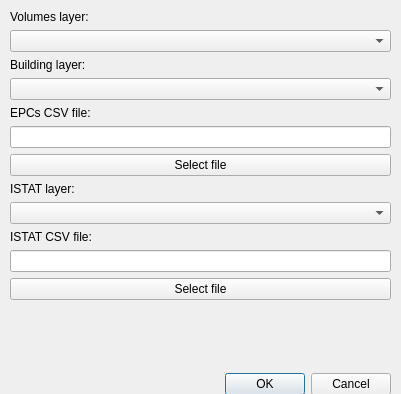
zanfire/qgis-utils, file gjko-plugin/dialogs/Ui_AssignClass.ui: the form before one commit.
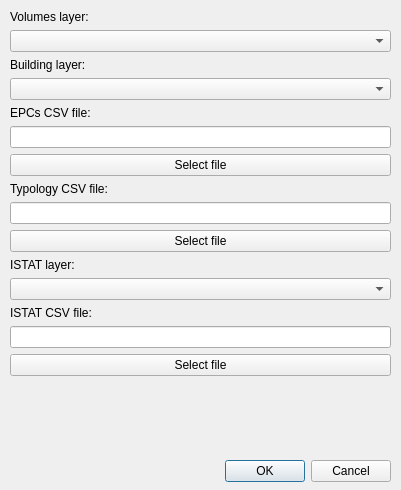
The form after the commit.

Commit message: Added processing for typology.

Diff of the .ui file:
```diff
--- a/gjko-plugin/dialogs/Ui_AssignClass.ui
+++ b/gjko-plugin/dialogs/Ui_AssignClass.ui
@@ -7,7 +7,7 @@
     <x>0</x>
     <y>0</y>
     <width>401</width>
-    <height>394</height>
+    <height>490</height>
    </rect>
   </property>
   <property name="sizePolicy">
@@ -28,7 +28,7 @@
      <x>10</x>
      <y>10</y>
      <width>381</width>
-     <height>385</height>
+     <height>472</height>
     </rect>
    </property>
    <layout class="QVBoxLayout" name="verticalLayout">
@@ -83,6 +83,23 @@
       </property>
      </widget>
     </item>
+    <item>
+     <widget class="QLabel" name="label_7">
+      <property name="text">
+       <string>Typology CSV file:</string>
+      </property>
+     </widget>
+    </item>
+    <item>
+     <widget class="QLineEdit" name="typologyEdit"/>
+    </item>
+    <item>
+     <widget class="QPushButton" name="typologyOpenButton">
+      <property name="text">
+       <string>Select file</string>
+      </property>
+     </widget>
+    </item>
     <item>
      <widget class="QLabel" name="label_3">
       <property name="text">
```
The commit also changes 3 other files.
